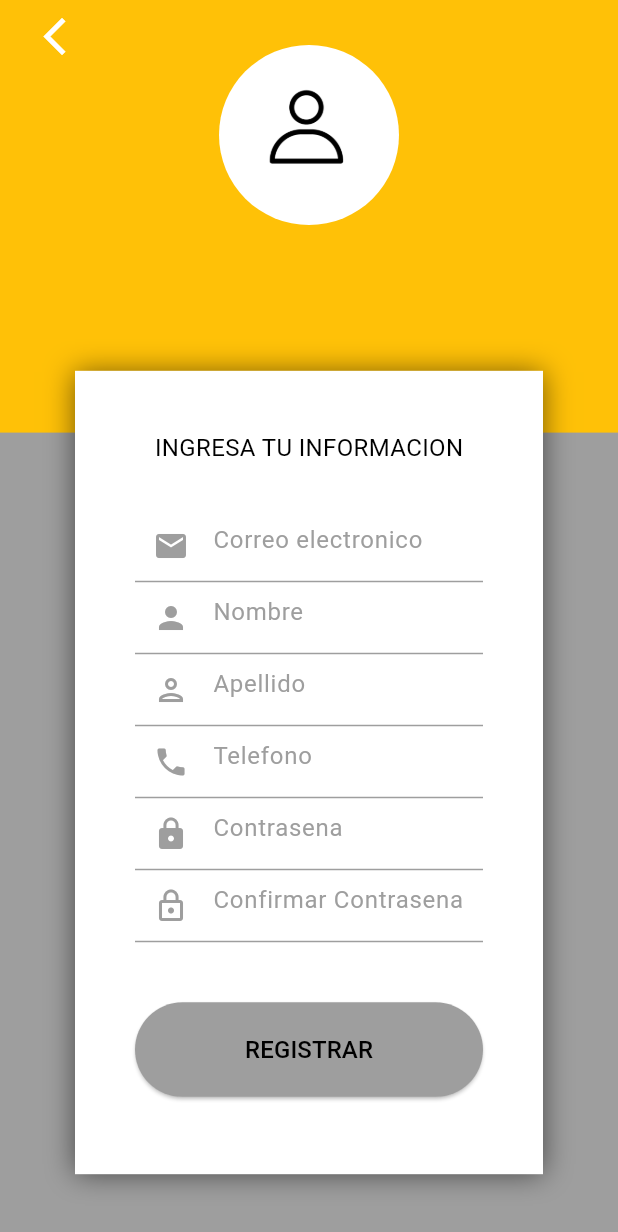
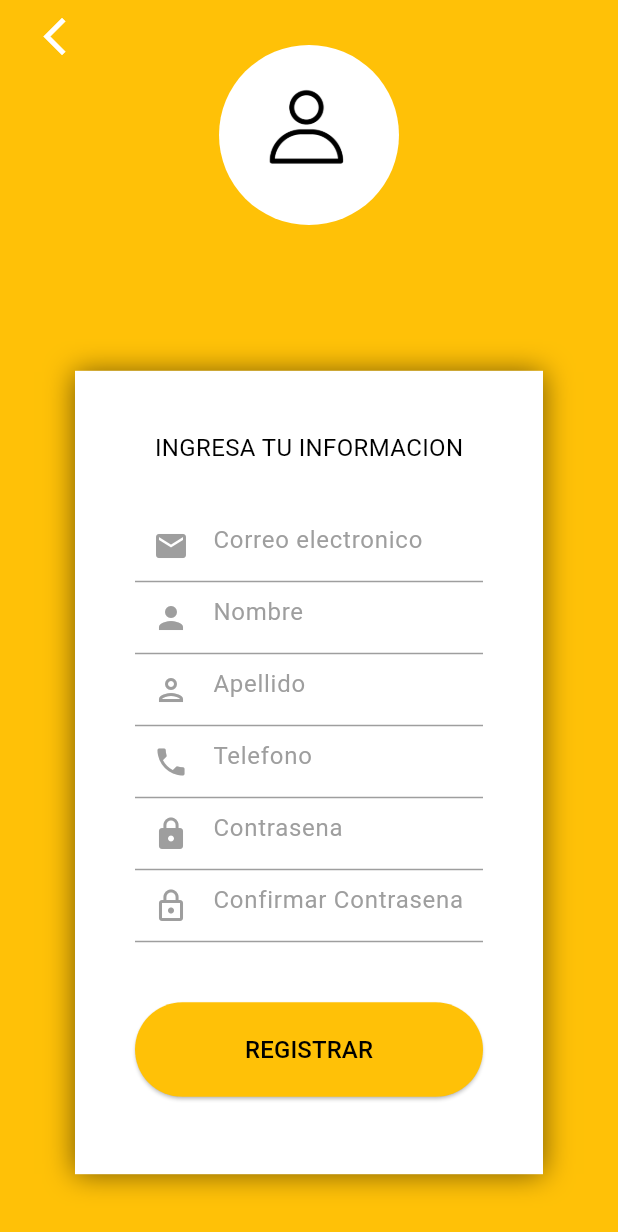
Before and after one commit to JoaquinFlores1705/app_delivery_flutter, a Flutter app: the screen it shows after launch, after a tap on "LOGIN", after a tap on "Registrate aqui", on a phone screen of 412 x 824 dp. Shown: the top 1232 px of the screen. Run offline on Flutter 3.47's test engine with Material 3 defaults, Android fonts, the light colour scheme and no system bars; our stand-ins replace get.

Commit message:
Correcciones en controles

```diff
--- a/lib/main.dart
+++ b/lib/main.dart
@@ -41,9 +41,9 @@ class _MyAppState extends State<MyApp> {
               onSecondary: Colors.grey,
               error: Colors.grey,
               onError: Colors.grey,
-              background: Colors.grey,
+              background: Colors.white,
               onBackground: Colors.grey,
-              surface: Colors.grey,
+              surface: Colors.amber,
               onSurface: Colors.grey)
       ),
       navigatorKey: Get.key,
--- a/lib/src/pages/login/login_page.dart
+++ b/lib/src/pages/login/login_page.dart
@@ -32,8 +32,8 @@ class LoginPage extends StatelessWidget {
                   key: _formKey,
                   child: Column(
                     children: [
-                      TextFieldGeneric(type: TextInputType.emailAddress,hintText: 'Correo electronico', icon: Icons.email, controller: con.emailController,),
-                      TextFieldGeneric(type: TextInputType.text,hintText: 'Contrasena', icon: Icons.lock, obscureText: true, controller: con.passwordController,),
+                      TextFieldGeneric(type: TextInputType.emailAddress,hintText: 'Correo electronico', icon: Icons.email, controller: con.emailController, required: true,),
+                      TextFieldGeneric(type: TextInputType.text,hintText: 'Contrasena', icon: Icons.lock, obscureText: true, controller: con.passwordController, required: true,),
                     ],
                   )
               ),
--- a/lib/src/pages/register/register_page.dart
+++ b/lib/src/pages/register/register_page.dart
@@ -26,12 +26,12 @@ class RegisterPage extends StatelessWidget {
                 key: _formKey,
                 child: Column(
                   children: [
-                    TextFieldGeneric(type: TextInputType.emailAddress,hintText: 'Correo electronico', icon: Icons.email, controller: con.emailController,),
-                    TextFieldGeneric(type: TextInputType.text,hintText: 'Nombre', icon: Icons.person, controller: con.nameController,),
-                    TextFieldGeneric(type: TextInputType.text,hintText: 'Apellido', icon: Icons.person_outlined, controller: con.lastnameController,),
-                    TextFieldGeneric(type: TextInputType.phone,hintText: 'Telefono', icon: Icons.phone, controller: con.phoneController,),
-                    TextFieldGeneric(type: TextInputType.text,hintText: 'Contrasena', icon: Icons.lock, obscureText: true, controller: con.passwordController,),
-                    TextFieldGeneric(type: TextInputType.text,hintText: 'Confirmar Contrasena', icon: Icons.lock_outline, obscureText: true, controller: con.passwordConfirmController),
+                    TextFieldGeneric(type: TextInputType.emailAddress,hintText: 'Correo electronico', icon: Icons.email, controller: con.emailController, required: true,),
+                    TextFieldGeneric(type: TextInputType.text,hintText: 'Nombre', icon: Icons.person, controller: con.nameController, required: true,),
+                    TextFieldGeneric(type: TextInputType.text,hintText: 'Apellido', icon: Icons.person_outlined, controller: con.lastnameController, required: true,),
+                    TextFieldGeneric(type: TextInputType.phone,hintText: 'Telefono', icon: Icons.phone, controller: con.phoneController, required: true,),
+                    TextFieldGeneric(type: TextInputType.text,hintText: 'Contrasena', icon: Icons.lock, obscureText: true, controller: con.passwordController, required: true,),
+                    TextFieldGeneric(type: TextInputType.text,hintText: 'Confirmar Contrasena', icon: Icons.lock_outline, obscureText: true, controller: con.passwordConfirmController, required: true,),
                   ],
                 )
             ),
--- a/lib/src/widgets/controls/text_field.dart
+++ b/lib/src/widgets/controls/text_field.dart
@@ -7,7 +7,8 @@ class TextFieldGeneric extends StatelessWidget {
   final IconData? icon;
   final bool obscureText;
   final TextEditingController? controller;
-  const TextFieldGeneric({super.key, this.type = TextInputType.text, this.hintText = "", this.obscureText = false, this.icon, this.controller});
+  final bool required;
+  const TextFieldGeneric({super.key, this.type = TextInputType.text, this.hintText = "", this.obscureText = false, this.required = false, this.icon, this.controller});
 
   @override
   Widget build(BuildContext context) {
@@ -23,10 +24,10 @@ class TextFieldGeneric extends StatelessWidget {
             prefixIcon: Icon(icon)
         ),
         validator: (value){
-          if(value==null || value.isEmpty || value==''){
+          if(required && (value==null || value.isEmpty || value=='')){
             return 'Este campo es obligatorio';
           }
-          if(type == TextInputType.emailAddress && !GetUtils.isEmail(value)){
+          if(value!.trim() != "" && type == TextInputType.emailAddress && !GetUtils.isEmail(value)){
             return 'No es un email valido';
           }
           return null;
```
